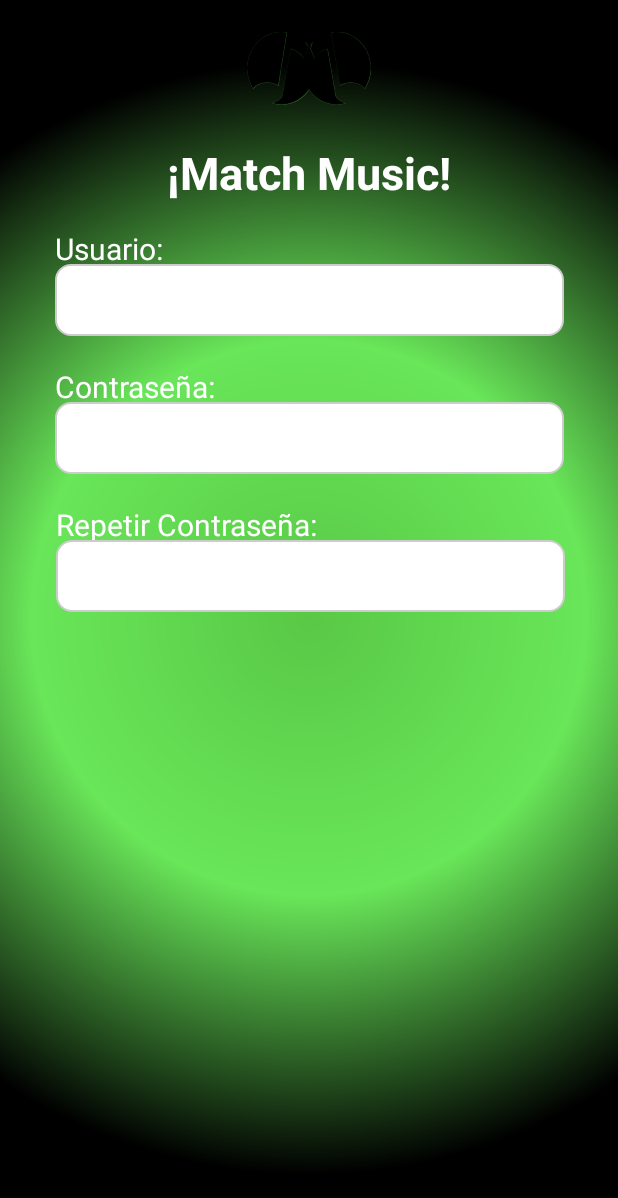
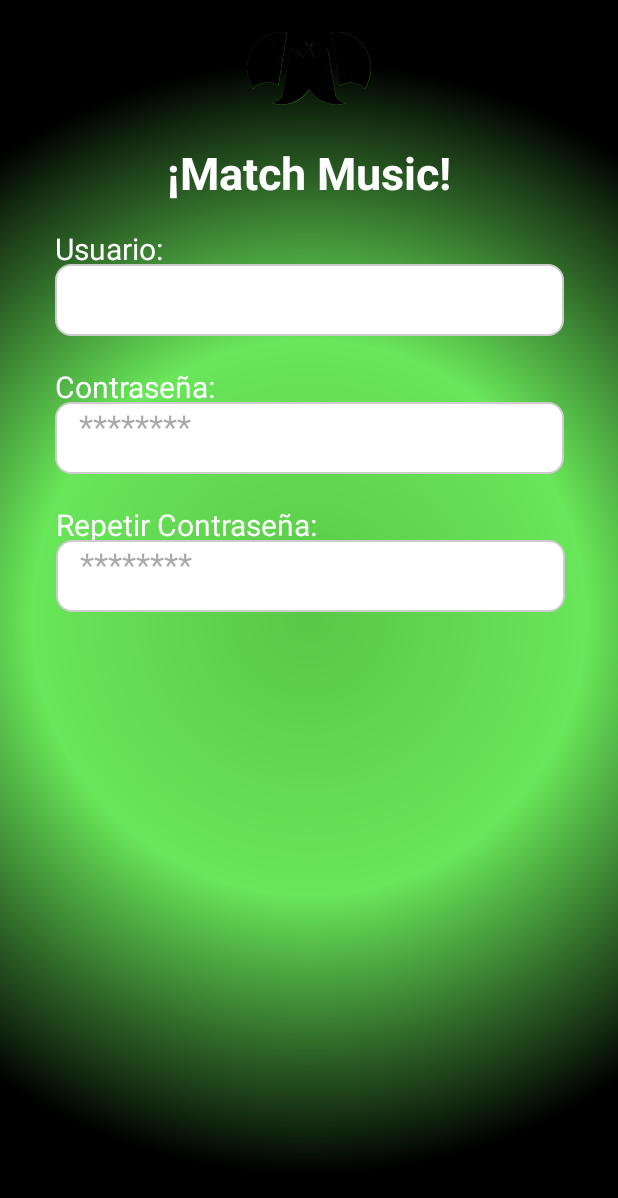
Before and after one commit to MatchMusicTinder/AppMMT, an Android app: the RegistroSegundoPasoActivity screen opened directly, with no data from a screen before it, on a phone screen of 412 x 824 dp. Shown: the top 1198 px of the screen. Run offline under Robolectric (Android 15) with nearby library versions, the phone set to English and light mode, and no system bars.

Commit message:
Agrego cambio tipo de control con pasword

```diff
--- a/app/src/main/res/layout/activity_registro_segundo_paso.xml
+++ b/app/src/main/res/layout/activity_registro_segundo_paso.xml
@@ -29,7 +29,8 @@ tools:context=".RegistroSegundoPasoActivity">
     android:layout_marginTop="24dp"
     android:background="@drawable/edittext_rounded_border"
     android:ems="10"
-    android:inputType="text"
+    android:hint="********"
+    android:inputType="textPassword"
     android:paddingTop="6dp"
     android:selectAllOnFocus="true"
     android:singleLine="true"
@@ -61,7 +62,8 @@ tools:context=".RegistroSegundoPasoActivity">
     android:layout_marginTop="24dp"
     android:background="@drawable/edittext_rounded_border"
     android:ems="10"
-    android:inputType="text"
+    android:hint="********"
+    android:inputType="textPassword"
     android:paddingTop="6dp"
     android:selectAllOnFocus="true"
     android:singleLine="true"
```
